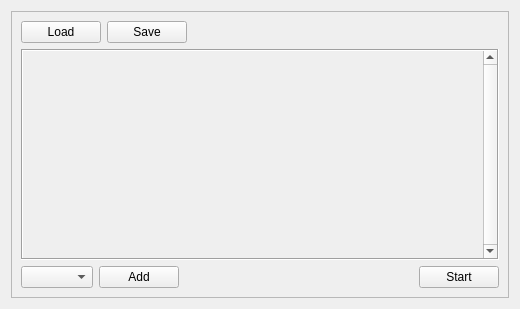
This is source/form.ui in qrlik/MarketWatcher as Qt 5 draws it before an edit. The edited form follows.
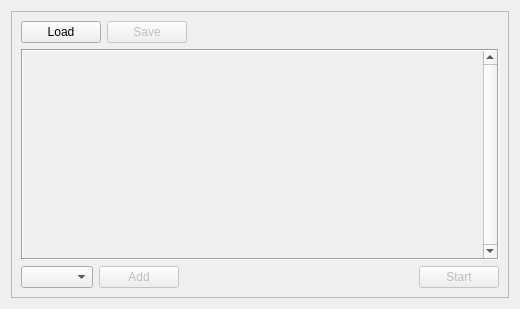
This is the edited form.

Diff of the .ui file:
```diff
--- a/source/form.ui
+++ b/source/form.ui
@@ -43,6 +43,9 @@
         </item>
         <item>
          <widget class="QPushButton" name="saveButton">
+          <property name="enabled">
+           <bool>false</bool>
+          </property>
           <property name="text">
            <string>Save</string>
           </property>
@@ -99,6 +102,9 @@
         </item>
         <item>
          <widget class="QPushButton" name="addButton">
+          <property name="enabled">
+           <bool>false</bool>
+          </property>
           <property name="text">
            <string>Add</string>
           </property>
@@ -119,6 +125,9 @@
         </item>
         <item>
          <widget class="QPushButton" name="startButton">
+          <property name="enabled">
+           <bool>false</bool>
+          </property>
           <property name="text">
            <string>Start</string>
           </property>
```
